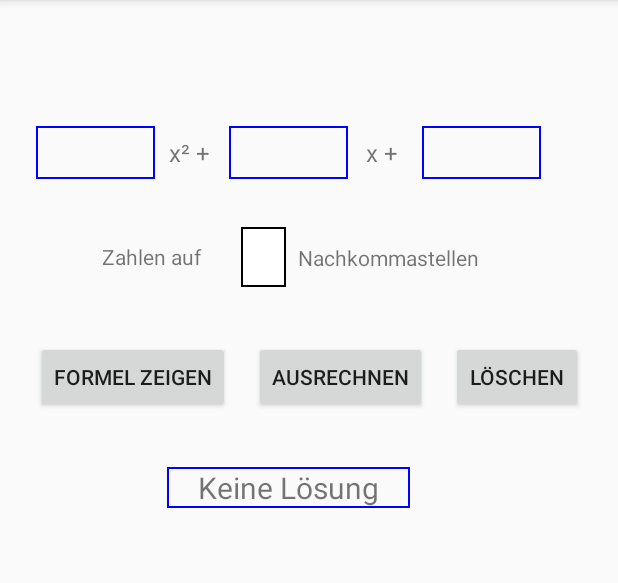
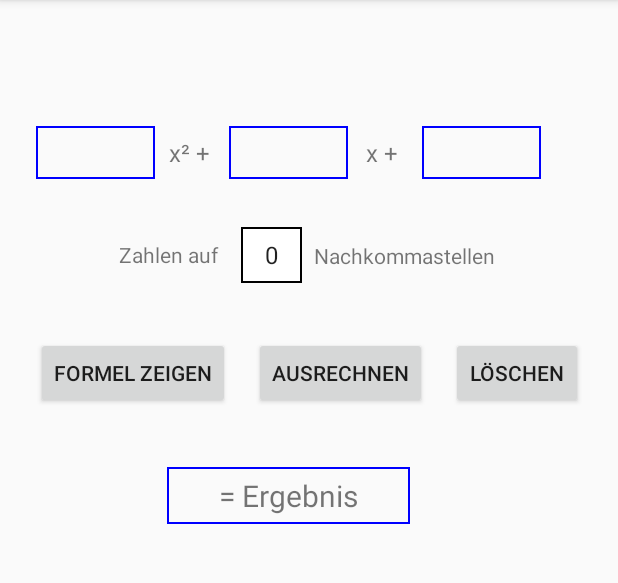
Before and after one commit to OmarElHussein/Mathprojekt_V2.0, an Android app: the QuadratischeGleichungenRechnerActivity screen opened directly, with no data from a screen before it, after a tap on "AUSRECHNEN", on a phone screen of 412 x 824 dp, the part 84-667 px from its top. Run offline under Robolectric (Android 15) with nearby library versions, the phone set to English and light mode, and no system bars; Roboto replaces fonts that are not available here.

Commit message:
Quadratische Gleichung geschafft und optimiert

```diff
--- a/app/src/main/java/com/wipd/schulprojekt_mathe/prozesseClasses/ProzessePageActivity.java
+++ b/app/src/main/java/com/wipd/schulprojekt_mathe/prozesseClasses/ProzessePageActivity.java
@@ -1,7 +1,6 @@
 package com.wipd.schulprojekt_mathe.prozesseClasses;
 
 import android.content.Intent;
-import android.support.v7.app.ActionBar;
 import android.support.v7.app.AppCompatActivity;
 import android.os.Bundle;
 import android.view.MenuItem;
--- a/app/src/main/java/com/wipd/schulprojekt_mathe/prozesseClasses/ProzesseRechnerActivity.java
+++ b/app/src/main/java/com/wipd/schulprojekt_mathe/prozesseClasses/ProzesseRechnerActivity.java
@@ -48,7 +48,6 @@ public class ProzesseRechnerActivity extends AppCompatActivity {
 
         viewsDeclaration();
         spinnerSettingValues();
-
         activateSpinner();
 
     }
@@ -178,8 +177,8 @@ public class ProzesseRechnerActivity extends AppCompatActivity {
     }
 
     /**
-     * Hier wird überprüft ob es ein Sparvertag ist oder ein Zellwachstum um die Seite
-     * anzupassen zu können
+     * Hier wird überprüft ob es ein Sparvertag ist oder ein Zellwachstum
+     * um danach die Seite anzupassen
      */
     private void switchingItemsConditions() {
         if (spinnerProzesse.getSelectedItem().toString().equals(spinnerValues[0])) {
--- a/app/src/main/java/com/wipd/schulprojekt_mathe/quadratischeGleichungenClasses/QuadratischeGleichungenRechnerActivity.java
+++ b/app/src/main/java/com/wipd/schulprojekt_mathe/quadratischeGleichungenClasses/QuadratischeGleichungenRechnerActivity.java
@@ -4,6 +4,7 @@ import android.support.v7.app.AppCompatActivity;
 import android.os.Bundle;
 import android.view.MenuItem;
 import android.view.View;
+import android.widget.ArrayAdapter;
 import android.widget.EditText;
 import android.widget.Spinner;
 import android.widget.TextView;
@@ -16,9 +17,18 @@ public class QuadratischeGleichungenRechnerActivity extends AppCompatActivity {
     private EditText editText_a_quadrat, editText_b, editText_c;
     private TextView textViewErgebnis;
     private Spinner spinnerNachkomma;
+    private String[] spinnerValues = {"0", "1", "2", "3", "4", "5", "6"};
+    private String wurzel = " \u221a ";
+    private String plusMinus = " \u00b1 ";
+    private boolean btnAktiv;
 
     double p, q, a, d, x1, x2;
 
+    /**
+     * Erstellt den Layout und verbindet dies mit der Klasse
+     *
+     * @param savedInstanceState
+     */
     @Override
     protected void onCreate(Bundle savedInstanceState) {
         super.onCreate(savedInstanceState);
@@ -26,30 +36,107 @@ public class QuadratischeGleichungenRechnerActivity extends AppCompatActivity {
 
         getSupportActionBar().setDisplayHomeAsUpEnabled(true);
 
+        komponenteDeklaration();
+
+        setSpinnerNachkomma();
+
+    }
+
+    /**
+     * Die Deklaration von alle Ein-und Ausgabe Felder + Spinner (JComboBox)
+     */
+    private void komponenteDeklaration() {
         editText_a_quadrat = findViewById(R.id.editText_Xquadrat_eingabe);
         editText_b = findViewById(R.id.editText_x_eingabe);
         editText_c = findViewById(R.id.editText_c_eingabe);
         spinnerNachkomma = findViewById(R.id.spinnerNachkommastellen);
 
         textViewErgebnis = findViewById(R.id.textViewErgebnis);
-
-
     }
 
+    /**
+     * erstellt Eigenschaften von das Back button auf
+     * der obere Leite (Eigenschafter nur und nicht den Button selbst)
+     *
+     * @param item ist das back button
+     * @return gibt true zurück um was zu ändern
+     * Note: hier wird die Methode nur aufgerufen um Animationen anzupassen
+     */
     @Override
     public boolean onOptionsItemSelected(MenuItem item) {
         onBackPressed();
         return true;
     }
 
+    /**
+     * Hier werden die Fehler überprüft
+     *
+     * @param view ist nötig um das zeigen zu ermöglichen
+     */
     public void berechneQuadratischeFormel(View view) {
 
-        a = Double.parseDouble(editText_a_quadrat.getText().toString());
-        p = Double.parseDouble(editText_b.getText().toString());
-        q = Double.parseDouble(editText_c.getText().toString());
+        if (editText_a_quadrat.length() > 0 && editText_b.length() > 0 && editText_c.length() > 0) {
 
-        p /= a;
-        q /= a;
+            try {
+
+                a = Double.parseDouble(editText_a_quadrat.getText().toString());
+                p = Double.parseDouble(editText_b.getText().toString());
+                q = Double.parseDouble(editText_c.getText().toString());
+
+                pqFormelBerechnung();
+
+
+            } catch (NumberFormatException e) {
+                Toast.makeText(this, "Alle Felder ausfüllen", Toast.LENGTH_SHORT).show();
+            }
+
+        } else {
+            Toast.makeText(this, "Bitte alle Felder ausfüllen", Toast.LENGTH_SHORT).show();
+        }
+
+        clearFocusFromFields();
+        btnAktiv = true;
+    }
+
+    /**
+     * Hier werden alle Ein-und Ausgaben gelöscht
+     *
+     * @param view ist nötig um das zeigen zu ermöglichen
+     */
+    public void dateienLoeschen(View view) {
+        editText_a_quadrat.setText("");
+        editText_b.setText("");
+        editText_c.setText("");
+        textViewErgebnis.setText("");
+        clearFocusFromFields();
+    }
+
+    /**
+     * Hier wird nur die PQ-Formel gezeigt
+     *
+     * @param view ist nötig um das zeigen zu ermöglichen
+     */
+    public void formelZeigen(View view) {
+        if (editText_a_quadrat.length() > 0 && editText_b.length() > 0 && editText_c.length() > 0) {
+            if (btnAktiv) {
+                StringBuilder sb = new StringBuilder();
+                sb.append("-" + p + "/" + 2 + plusMinus + wurzel + "(" + p + "/" + 2 + ")²" + " - " + q);
+                textViewErgebnis.setText(sb);
+            } else {
+                Toast.makeText(this, "Bitte erstmal ausrechnen", Toast.LENGTH_SHORT).show();
+            }
+        } else {
+            Toast.makeText(this, "Bitte Felder ausfüllen", Toast.LENGTH_SHORT).show();
+        }
+    }
+
+    /**
+     * Hier wird die PQ-Formel berechnet und die
+     * Ergebnisse ausgegeben
+     */
+    private void pqFormelBerechnung() {
+        p /= a; // p = p / a
+        q /= a; // q = q / a
 
         double t = p / 2;
 
@@ -57,23 +144,51 @@ public class QuadratischeGleichungenRechnerActivity extends AppCompatActivity {
         d = d - q;
 
 
-        if (d > 0) {
+        if (d >= 0) {
             x1 = -(p / 2) - Math.sqrt(d);
             x2 = (-p / 2) + Math.sqrt(d);
 
+            x1 = berechneNachkommaX(x1);
+            x2 = berechneNachkommaX(x2);
+
             if (d == 0) {
-                textViewErgebnis.setText("x1 = " + x1 + " + " + d);
+                textViewErgebnis.setText("x = " + x1);
             } else if (d > 0) {
                 textViewErgebnis.setText("x1 = " + x1 + "\nx2 = " + x2);
             }
-
         } else {
             textViewErgebnis.setText("Keine Lösung");
         }
-
-        clearFocusFromFields();
     }
 
+    /**
+     * Hier wird überprüft welche Auswahl der benutzer getroffen hat
+     * um das Ergebnis mit beliebig viele nachkommastellen aufgerundet wird
+     *
+     * @param x ist der x wert der aufgerundet werden sollte
+     * @return gibt die gerundete Zahl zurück
+     */
+    private double berechneNachkommaX(double x) {
+        int i = Integer.parseInt(spinnerNachkomma.getSelectedItem().toString());
+        double pow = Math.pow(10.0, i);
+
+        x = Math.round(x * pow) / pow;
+        return x;
+
+    }
+
+    /**
+     * Das erstellen von den Adapter und
+     * den zu unser Spinner hinzufügen
+     */
+    private void setSpinnerNachkomma() {
+        ArrayAdapter<String> adapter = new ArrayAdapter<>(this, android.R.layout.simple_list_item_1, spinnerValues);
+        spinnerNachkomma.setAdapter(adapter);
+    }
+
+    /**
+     * Nimmt den Focus von eingabe Feldern weg
+     */
     private void clearFocusFromFields() {
         editText_a_quadrat.clearFocus();
         editText_b.clearFocus();
--- a/app/src/main/res/layout/activity_quadratische_gleichungen_rechner.xml
+++ b/app/src/main/res/layout/activity_quadratische_gleichungen_rechner.xml
@@ -84,6 +84,7 @@
         android:layout_marginEnd="8dp"
         android:background="@drawable/edit_text_rectangle_with_border_shape"
         android:gravity="center"
+        android:padding="5dp"
         android:text="= Ergebnis"
         android:textSize="20sp"
         app:layout_constraintEnd_toStartOf="@+id/editText_c_eingabe"
@@ -93,8 +94,8 @@
 
     <TextView
         android:id="@+id/textView5"
-        android:layout_width="104dp"
-        android:layout_height="40dp"
+        android:layout_width="81dp"
+        android:layout_height="37dp"
         android:layout_marginStart="8dp"
         android:layout_marginTop="32dp"
         android:gravity="center"
@@ -117,49 +118,53 @@
 
     <Spinner
         android:id="@+id/spinnerNachkommastellen"
-        android:layout_width="30dp"
+        android:layout_width="wrap_content"
         android:layout_height="0dp"
         android:layout_marginStart="8dp"
+        android:layout_marginEnd="8dp"
         android:background="@drawable/button_rectangle_shape"
         app:layout_constraintBottom_toBottomOf="@+id/textView5"
+        app:layout_constraintEnd_toStartOf="@+id/textView6"
         app:layout_constraintStart_toEndOf="@+id/textView5"
         app:layout_constraintTop_toTopOf="@+id/textView5" />
 
     <Button
-        android:id="@+id/button6"
+        android:id="@+id/btnFormelZeigen"
         android:layout_width="wrap_content"
         android:layout_height="wrap_content"
         android:layout_marginStart="32dp"
         android:layout_marginTop="36dp"
         android:layout_marginEnd="8dp"
+        android:onClick="formelZeigen"
         android:text="Formel zeigen"
-        app:layout_constraintEnd_toStartOf="@+id/button7"
+        app:layout_constraintEnd_toStartOf="@+id/btnAusrechnen"
         app:layout_constraintStart_toStartOf="parent"
         app:layout_constraintTop_toBottomOf="@+id/textView5" />
 
     <Button
-        android:id="@+id/button7"
+        android:id="@+id/btnAusrechnen"
         android:layout_width="wrap_content"
         android:layout_height="wrap_content"
         android:layout_marginStart="8dp"
         android:layout_marginEnd="8dp"
         android:onClick="berechneQuadratischeFormel"
         android:text="Ausrechnen"
-        app:layout_constraintBottom_toBottomOf="@+id/button6"
-        app:layout_constraintEnd_toStartOf="@+id/button8"
-        app:layout_constraintStart_toEndOf="@+id/button6"
-        app:layout_constraintTop_toTopOf="@+id/button6"
+        app:layout_constraintBottom_toBottomOf="@+id/btnFormelZeigen"
+        app:layout_constraintEnd_toStartOf="@+id/btnLoeschen"
+        app:layout_constraintStart_toEndOf="@+id/btnFormelZeigen"
+        app:layout_constraintTop_toTopOf="@+id/btnFormelZeigen"
         app:layout_constraintVertical_bias="0.0" />
 
     <Button
-        android:id="@+id/button8"
+        android:id="@+id/btnLoeschen"
         android:layout_width="wrap_content"
         android:layout_height="wrap_content"
         android:layout_marginStart="8dp"
         android:layout_marginEnd="32dp"
-        android:text="LÖSCHEN"
-        app:layout_constraintBottom_toBottomOf="@+id/button7"
+        android:onClick="dateienLoeschen"
+        android:text="Löschen"
+        app:layout_constraintBottom_toBottomOf="@+id/btnAusrechnen"
         app:layout_constraintEnd_toEndOf="parent"
-        app:layout_constraintStart_toEndOf="@+id/button7"
-        app:layout_constraintTop_toTopOf="@+id/button7" />
+        app:layout_constraintStart_toEndOf="@+id/btnAusrechnen"
+        app:layout_constraintTop_toTopOf="@+id/btnAusrechnen" />
 </android.support.constraint.ConstraintLayout>
```
